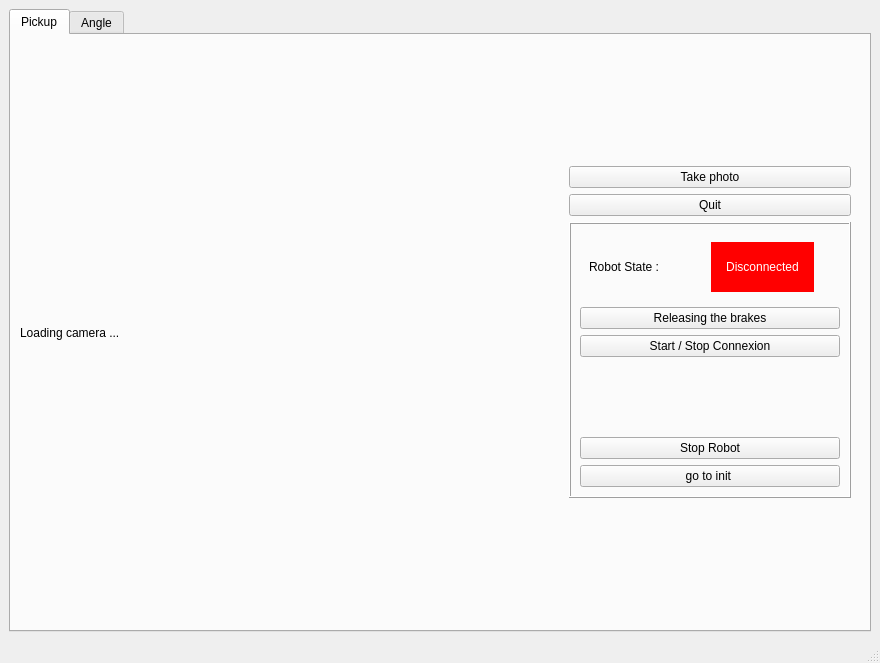
This is robot/ur/ihm_tests/ui/main.ui in RambokDev/MSI-plateformes as Qt 5 draws it before an edit. The edited form follows.
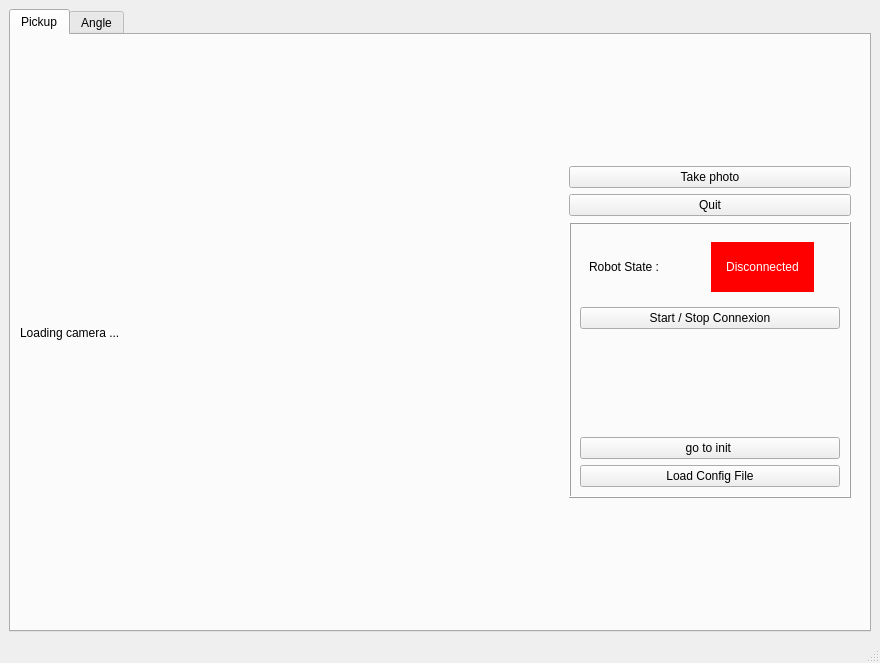
This is the edited form.

The edit to the form file:
```diff
--- a/robot/ur/ihm_tests/ui/main.ui
+++ b/robot/ur/ihm_tests/ui/main.ui
@@ -142,13 +142,6 @@
                   </layout>
                  </widget>
                 </item>
-                <item>
-                 <widget class="QPushButton" name="brakes">
-                  <property name="text">
-                   <string>Releasing the brakes</string>
-                  </property>
-                 </widget>
-                </item>
                 <item>
                  <widget class="QPushButton" name="start_stop_connexion">
                   <property name="text">
@@ -169,13 +162,6 @@
                   </property>
                  </spacer>
                 </item>
-                <item>
-                 <widget class="QPushButton" name="stop_robot">
-                  <property name="text">
-                   <string>Stop Robot</string>
-                  </property>
-                 </widget>
-                </item>
                 <item>
                  <widget class="QPushButton" name="init">
                   <property name="text">
@@ -183,6 +169,13 @@
                   </property>
                  </widget>
                 </item>
+                <item>
+                 <widget class="QPushButton" name="config_button">
+                  <property name="text">
+                   <string>Load Config File</string>
+                  </property>
+                 </widget>
+                </item>
                </layout>
               </widget>
              </item>
```
